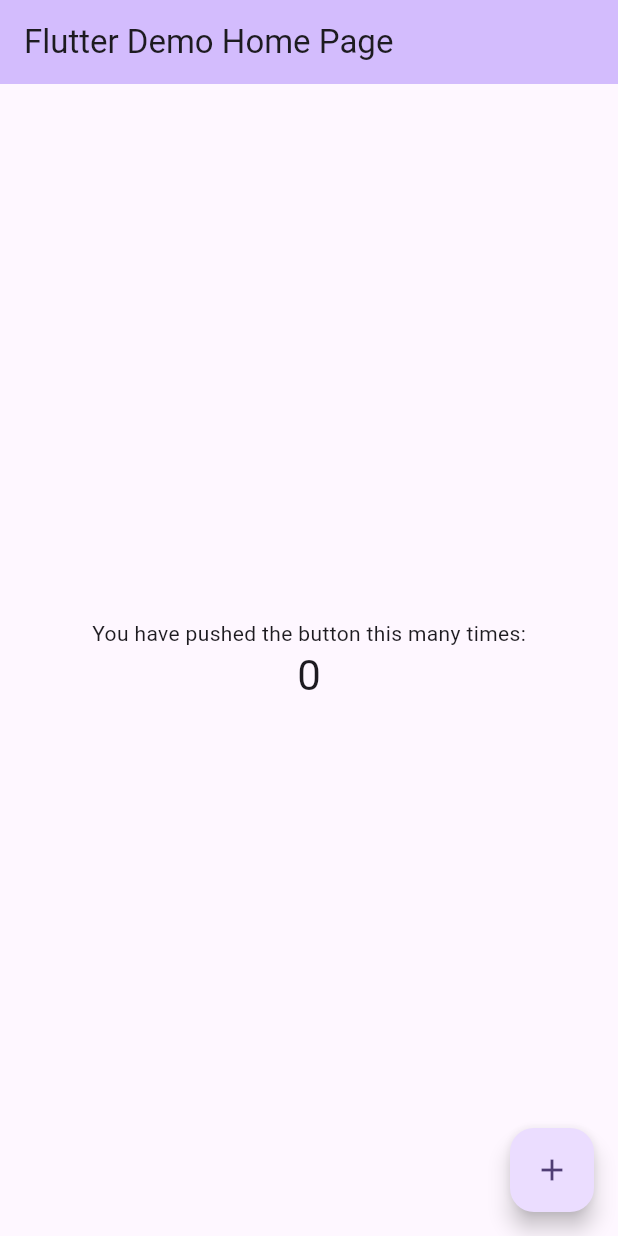
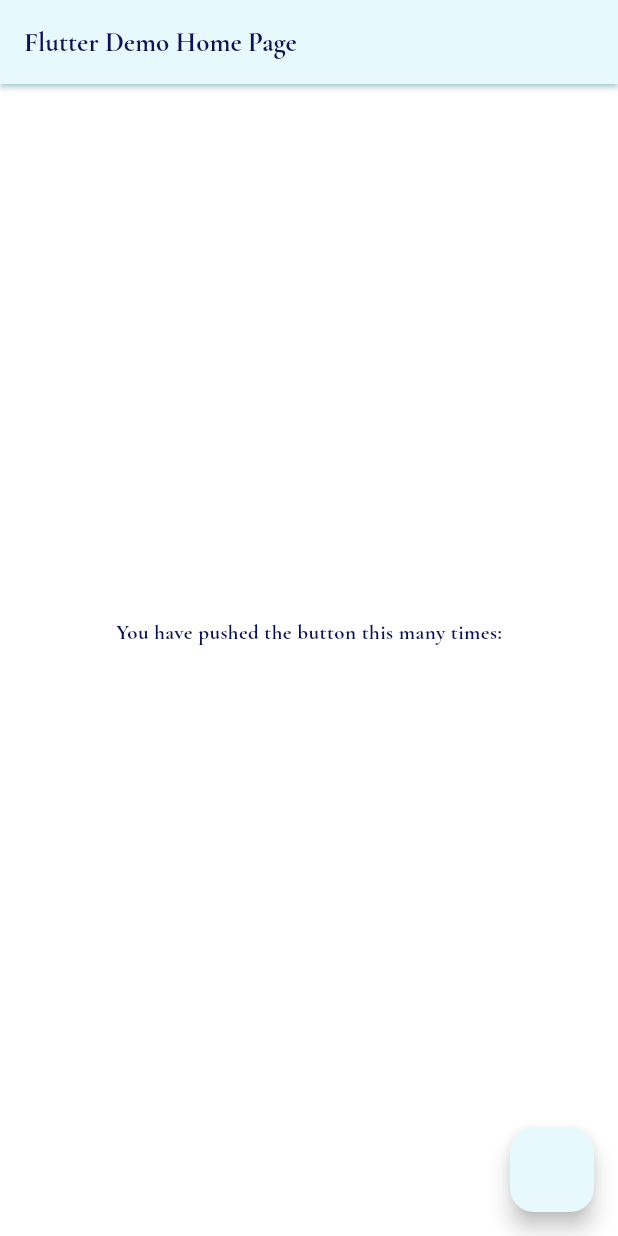
Before and after one commit to Rahat7288/basic_structure, a Flutter app: the screen it shows after launch, on a phone screen of 412 x 824 dp. Run offline on Flutter 3.47's test engine with Material 3 defaults, Android fonts, the phone set to English and light mode, and no system bars; our stand-ins replace google_fonts.

Commit message:
example of theme data and app color

```diff
--- a/lib/controllers/utils/app_colors.dart
+++ b/lib/controllers/utils/app_colors.dart
@@ -1,5 +1,13 @@
 import 'package:flutter/material.dart';
 
 class AppColor {
-  static Color backgroundColor = Color(0XFFFFFFFF);
+  static Color backgroundColor = const Color(0XFFFFFFFF);
+  static Color darkBackground = const Color(0XFF142850);
+  static Color appbarColor = const Color(0XFFE3F6F5);
+  static Color cardColor = const Color(0XFFBAE8E8);
+  static Color buttonColor = const Color(0XFF272343);
+  static Color primaryColor = const Color(0XFFE8F9FD);
+  static Color secondaryColor = const Color(0XFF0AA1DD);
+  static Color fontColor = const Color(0XFF0C134F);
+  static Color shadowColor = const Color(0XFF96EFFF);
 }
--- a/lib/controllers/utils/app_theme.dart
+++ b/lib/controllers/utils/app_theme.dart
@@ -1,7 +1,92 @@
+import 'package:besic_structure/controllers/utils/app_colors.dart';
 import 'package:flutter/material.dart';
+import 'package:google_fonts/google_fonts.dart';
 
 class AppTheme {
   static ThemeData getAppTheme() {
-    return ThemeData();
+    return ThemeData(
+      primaryColorLight: AppColor.backgroundColor,
+      primaryColorDark: AppColor.darkBackground,
+      appBarTheme: AppBarTheme(
+        elevation: 1.5,
+        backgroundColor: AppColor.appbarColor,
+        shadowColor: AppColor.shadowColor,
+        titleTextStyle: GoogleFonts.cormorantGaramond(
+          fontSize: 18,
+          fontWeight: FontWeight.bold,
+          color: AppColor.fontColor,
+        ),
+      ),
+      iconTheme: IconThemeData(
+        color: AppColor.fontColor,
+      ),
+      colorScheme: ColorScheme(
+        background: AppColor.backgroundColor,
+        onBackground: AppColor.backgroundColor,
+        brightness: Brightness.light,
+        primary: AppColor.primaryColor,
+        onPrimary: AppColor.primaryColor,
+        secondary: AppColor.appbarColor,
+        onSecondary: AppColor.appbarColor,
+        error: Colors.red,
+        onError: Colors.red,
+        surface: AppColor.backgroundColor,
+        onSurface: AppColor.backgroundColor,
+      ),
+      scaffoldBackgroundColor: AppColor.backgroundColor,
+      cardTheme: CardTheme(
+        color: AppColor.cardColor,
+        shadowColor: AppColor.shadowColor,
+      ),
+      // text theme data=============================
+      textTheme: TextTheme(
+        displayLarge: GoogleFonts.cormorantGaramond(
+          fontSize: 20,
+          fontWeight: FontWeight.bold,
+          color: AppColor.fontColor,
+        ),
+        displayMedium: GoogleFonts.cormorantGaramond(
+          fontSize: 18,
+          fontWeight: FontWeight.bold,
+          color: AppColor.fontColor,
+        ),
+        displaySmall: GoogleFonts.cormorantGaramond(
+          fontSize: 16,
+          fontWeight: FontWeight.bold,
+          color: AppColor.fontColor,
+        ),
+        titleLarge: GoogleFonts.cormorantGaramond(
+          fontSize: 18,
+          fontWeight: FontWeight.bold,
+          color: AppColor.fontColor,
+        ),
+        titleMedium: GoogleFonts.cormorantGaramond(
+          fontSize: 14,
+          fontWeight: FontWeight.bold,
+          color: AppColor.fontColor,
+        ),
+        titleSmall: GoogleFonts.cormorantGaramond(
+          fontSize: 12,
+          fontWeight: FontWeight.bold,
+          color: AppColor.fontColor,
+        ),
+        bodyLarge: GoogleFonts.cormorantGaramond(
+          fontSize: 16,
+          fontWeight: FontWeight.bold,
+          color: AppColor.fontColor,
+        ),
+        bodyMedium: GoogleFonts.cormorantGaramond(
+          fontSize: 14,
+          fontWeight: FontWeight.bold,
+          color: AppColor.fontColor,
+        ),
+        bodySmall: GoogleFonts.cormorantGaramond(
+          fontSize: 12,
+          fontWeight: FontWeight.bold,
+          color: AppColor.fontColor,
+        ),
+      ),
+      //   text theme data ends ================
+    );
   }
 }
--- a/lib/main.dart
+++ b/lib/main.dart
@@ -1,3 +1,4 @@
+import 'package:besic_structure/controllers/utils/app_theme.dart';
 import 'package:flutter/material.dart';
 
 void main() {
@@ -11,26 +12,9 @@ class MyApp extends StatelessWidget {
   @override
   Widget build(BuildContext context) {
     return MaterialApp(
+      debugShowCheckedModeBanner: false,
       title: 'Flutter Demo',
-      theme: ThemeData(
-        // This is the theme of your application.
-        //
-        // TRY THIS: Try running your application with "flutter run". You'll see
-        // the application has a purple toolbar. Then, without quitting the app,
-        // try changing the seedColor in the colorScheme below to Colors.green
-        // and then invoke "hot reload" (save your changes or press the "hot
-        // reload" button in a Flutter-supported IDE, or press "r" if you used
-        // the command line to start the app).
-        //
-        // Notice that the counter didn't reset back to zero; the application
-        // state is not lost during the reload. To reset the state, use hot
-        // restart instead.
-        //
-        // This works for code too, not just values: Most code changes can be
-        // tested with just a hot reload.
-        colorScheme: ColorScheme.fromSeed(seedColor: Colors.deepPurple),
-        useMaterial3: true,
-      ),
+      theme: AppTheme.getAppTheme(),
       home: const MyHomePage(title: 'Flutter Demo Home Page'),
     );
   }
--- a/pubspec.yaml
+++ b/pubspec.yaml
@@ -35,6 +35,7 @@ dependencies:
   # The following adds the Cupertino Icons font to your application.
   # Use with the CupertinoIcons class for iOS style icons.
   cupertino_icons: ^1.0.2
+  google_fonts: ^6.1.0
 
 dev_dependencies:
   flutter_test:
```
Also changed, not shown: pubspec.lock, 3 other files.
